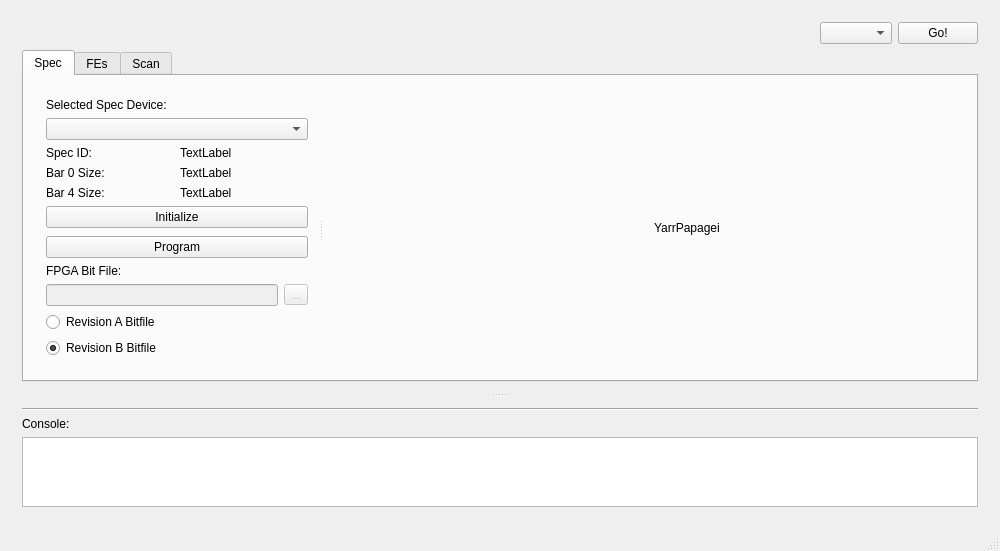
This is gui/YarrGui/yarrgui.ui in Yarr/Yarr as Qt 5 draws it before an edit. The edited form follows.
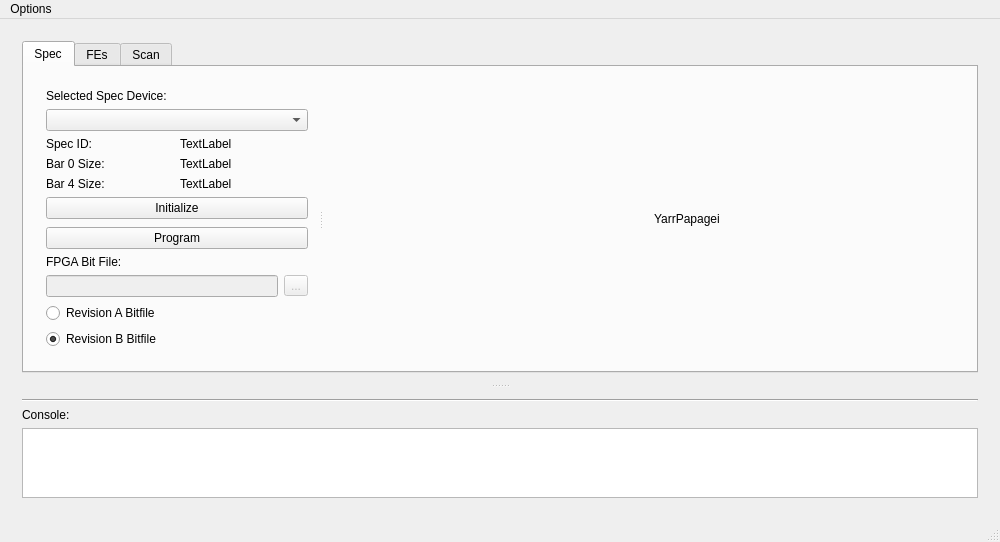
This is the edited form.

The edit to the form file:
```diff
--- a/gui/YarrGui/yarrgui.ui
+++ b/gui/YarrGui/yarrgui.ui
@@ -7,7 +7,7 @@
     <x>0</x>
     <y>0</y>
     <width>1000</width>
-    <height>511</height>
+    <height>529</height>
    </rect>
   </property>
   <property name="windowTitle">
@@ -28,36 +28,6 @@
       </property>
       <widget class="QWidget" name="layoutWidget">
        <layout class="QVBoxLayout" name="verticalLayout_2">
-        <item>
-         <layout class="QHBoxLayout" name="horizontalLayout">
-          <item>
-           <spacer name="horizontalSpacer">
-            <property name="orientation">
-             <enum>Qt::Horizontal</enum>
-            </property>
-            <property name="sizeType">
-             <enum>QSizePolicy::Expanding</enum>
-            </property>
-            <property name="sizeHint" stdset="0">
-             <size>
-              <width>40</width>
-              <height>20</height>
-             </size>
-            </property>
-           </spacer>
-          </item>
-          <item>
-           <widget class="QComboBox" name="additionalFunctionality"/>
-          </item>
-          <item>
-           <widget class="QPushButton" name="addFuncButton">
-            <property name="text">
-             <string>Go!</string>
-            </property>
-           </widget>
-          </item>
-         </layout>
-        </item>
         <item>
          <widget class="QTabWidget" name="main_tabWidget">
           <property name="enabled">
@@ -226,7 +196,7 @@
                 </item>
                </layout>
               </widget>
-              <widget class="QWidget" name="">
+              <widget class="QWidget" name="layoutWidget">
                <layout class="QHBoxLayout" name="horizontalLayout_9">
                 <item>
                  <spacer name="horizontalSpacer_2">
@@ -632,6 +602,25 @@
    </layout>
   </widget>
   <widget class="QStatusBar" name="statusBar"/>
+  <widget class="QMenuBar" name="menuBar">
+   <property name="geometry">
+    <rect>
+     <x>0</x>
+     <y>0</y>
+     <width>1000</width>
+     <height>20</height>
+    </rect>
+   </property>
+   <widget class="QMenu" name="menuOptions">
+    <property name="title">
+     <string>Options</string>
+    </property>
+    <addaction name="actionBenchmark"/>
+    <addaction name="actionEEPROM"/>
+    <addaction name="actionCreate_scan"/>
+   </widget>
+   <addaction name="menuOptions"/>
+  </widget>
   <action name="actionExit">
    <property name="text">
     <string>Exit</string>
```
Left out of the diff: 15 changed lines with no effect on the pictures.
